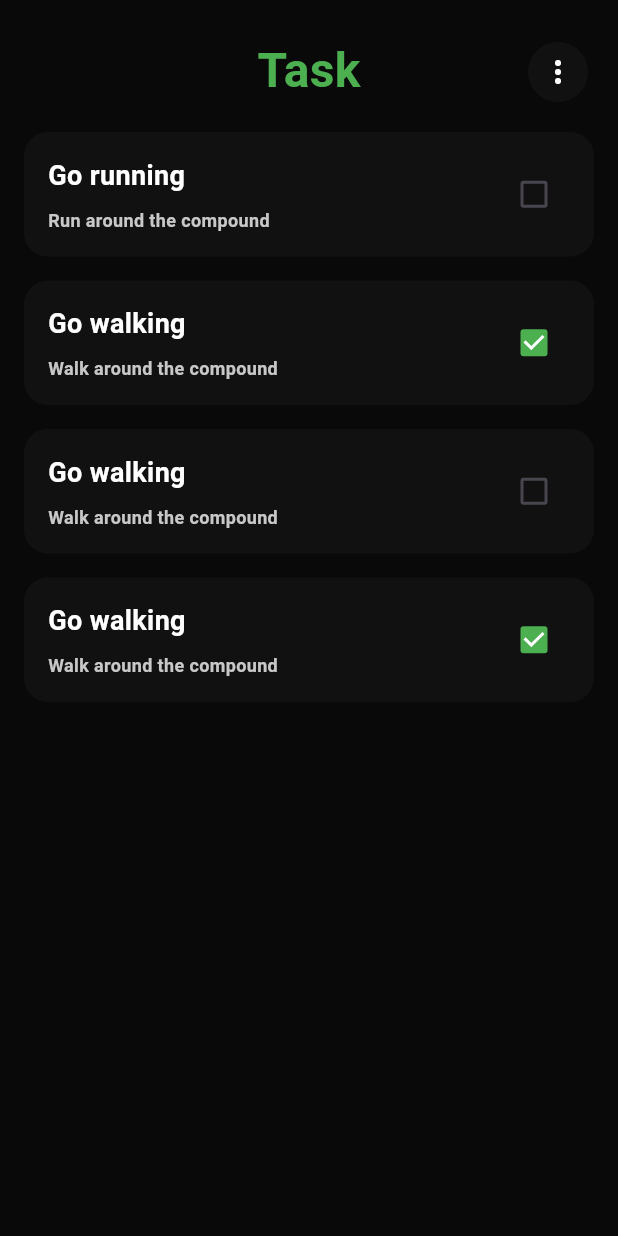
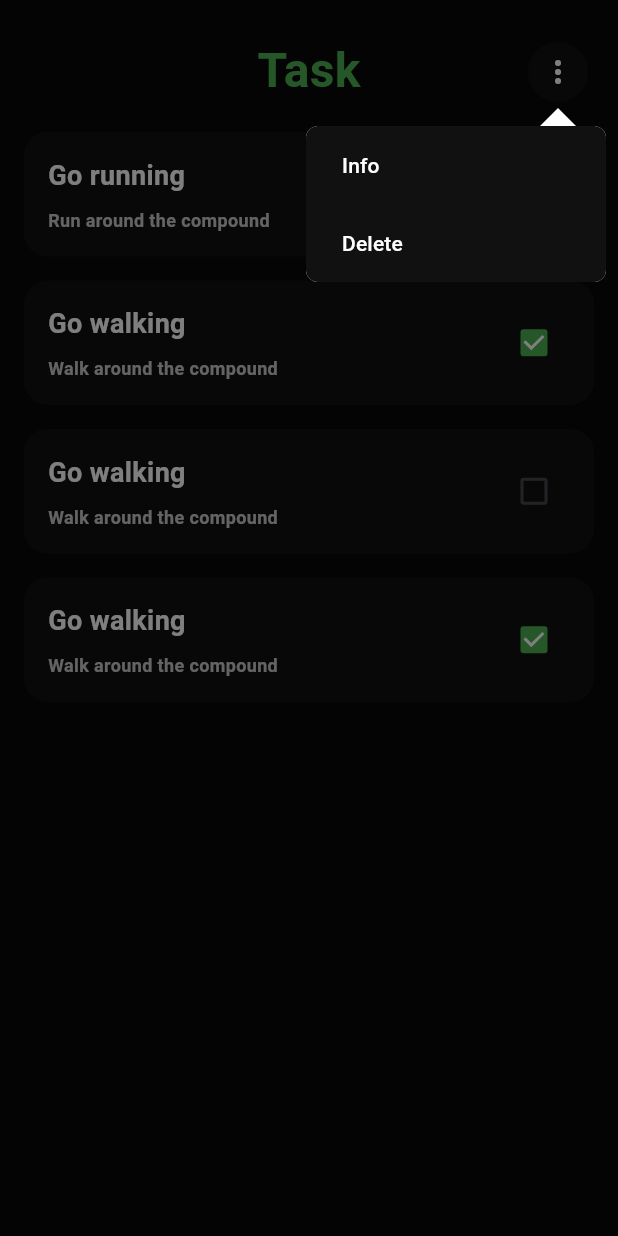
Before and after one commit to jsolo-dev/task_manager, a Flutter app: the screen it shows after launch, after a tap on the "more vert" icon, on a phone screen of 412 x 824 dp. Run offline on Flutter 3.47's test engine with Material 3 defaults, Android fonts, the phone set to English and light mode, and no system bars; our stand-ins replace dio, flutter_bloc, fpdart, get_it, go_router, popover.

Commit message:
Create context menu
Created context menu and imported popover dependency

```diff
--- /dev/null
+++ b/frontend/task_manager/lib/features/tasks/presentation/widget/context_menu_button.dart
@@ -0,0 +1,79 @@
+import 'package:flutter/material.dart';
+import 'package:popover/popover.dart';
+import 'package:task_manager/core/constants/app_color.dart';
+import 'package:task_manager/core/constants/app_size.dart';
+import 'package:task_manager/core/constants/app_spacing.dart';
+
+class ContextMenuButton extends StatelessWidget {
+  const new({super.key});
+
+  @override
+  Widget build(BuildContext context) {
+    return IconButton(
+      style: IconButton.styleFrom(
+        foregroundColor: AppColor.primaryText,
+        backgroundColor: AppColor.surface,
+        fixedSize: Size(AppSize.xl2, AppSize.xl2),
+      ),
+      onPressed: () {
+        showPopover(
+          context: context,
+          // width: AppSize.xl5,
+          style: PopoverStyle(backgroundColor: AppColor.surface),
+          bodyBuilder: (context) {
+            return ContextMenu();
+          },
+        );
+      },
+      icon: Icon(Icons.more_vert),
+    );
+  }
+}
+
+class ContextMenu extends StatefulWidget {
+  const ContextMenu({super.key});
+
+  @override
+  State<ContextMenu> createState() => _ContextMenuState();
+}
+
+class _ContextMenuState extends State<ContextMenu> {
+  @override
+  Widget build(BuildContext context) {
+    return Column(
+      mainAxisSize: MainAxisSize.min,
+      children: [
+        ContextMenuItem(label: "Info", onPressed: () {}),
+        ContextMenuItem(label: "Delete", onPressed: () {}),
+      ],
+    );
+  }
+}
+
+class ContextMenuItem extends StatelessWidget {
+  final String label;
+  final VoidCallback onPressed;
+  const ContextMenuItem({
+    super.key,
+    required this.label,
+    required this.onPressed,
+  });
+
+  @override
+  Widget build(BuildContext context) {
+    return FilledButton(
+      style: FilledButton.styleFrom(
+        shape: LinearBorder(),
+        padding: EdgeInsets.symmetric(
+          horizontal: AppSpacing.xl,
+          vertical: AppSpacing.lg,
+        ),
+        alignment: Alignment.centerLeft,
+        backgroundColor: AppColor.surface,
+        fixedSize: Size.fromWidth(AppSize.xl5),
+      ),
+      onPressed: onPressed,
+      child: Text(label),
+    );
+  }
+}
--- a/frontend/task_manager/lib/features/tasks/presentation/widget/header.dart
+++ b/frontend/task_manager/lib/features/tasks/presentation/widget/header.dart
@@ -2,6 +2,7 @@ import 'package:flutter/material.dart';
 import 'package:task_manager/core/constants/app_color.dart';
 import 'package:task_manager/core/constants/app_size.dart';
 import 'package:task_manager/core/constants/app_spacing.dart';
+import 'package:task_manager/features/tasks/presentation/widget/context_menu_button.dart';
 
 class Header extends StatefulWidget {
   const Header({super.key});
@@ -27,18 +28,7 @@ class _HeaderState extends State<Header> {
               ),
             ),
           ),
-          Align(
-            alignment: Alignment.centerRight,
-            child: IconButton(
-              style: IconButton.styleFrom(
-                foregroundColor: AppColor.primaryText,
-                backgroundColor: AppColor.surface,
-                fixedSize: Size(AppSize.xl2, AppSize.xl2),
-              ),
-              onPressed: () {},
-              icon: Icon(Icons.more_vert),
-            ),
-          ),
+          Align(alignment: Alignment.centerRight, child: ContextMenuButton()),
         ],
       ),
     );
--- a/frontend/task_manager/pubspec.yaml
+++ b/frontend/task_manager/pubspec.yaml
@@ -39,6 +39,7 @@ dependencies:
   fpdart: ^1.2.0
   flutter_bloc: ^9.1.1
   go_router: ^18.1.0
+  popover: ^0.5.1
 
 dev_dependencies:
   flutter_test:
```
Also changed, not shown: frontend/task_manager/pubspec.lock.
